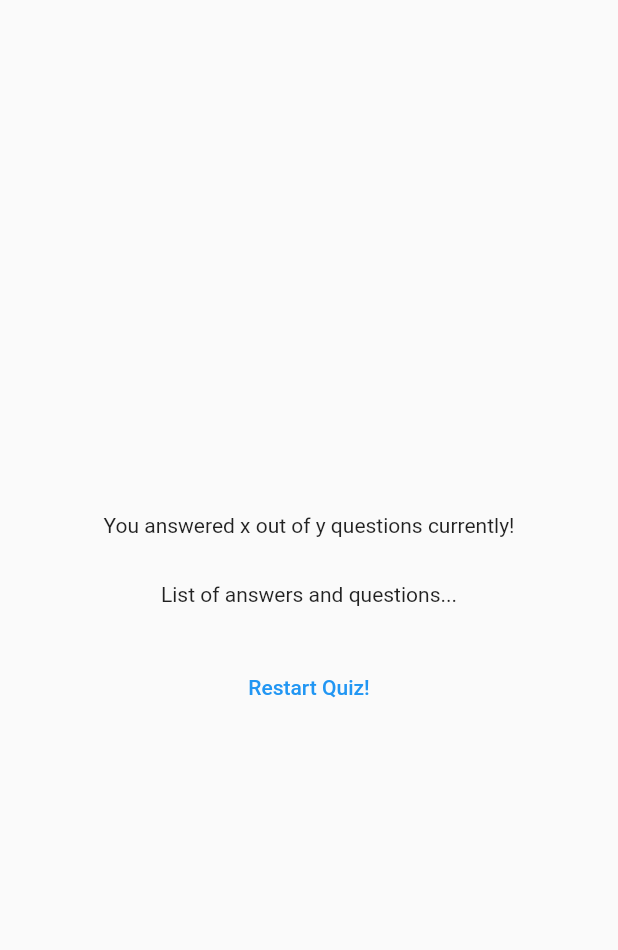
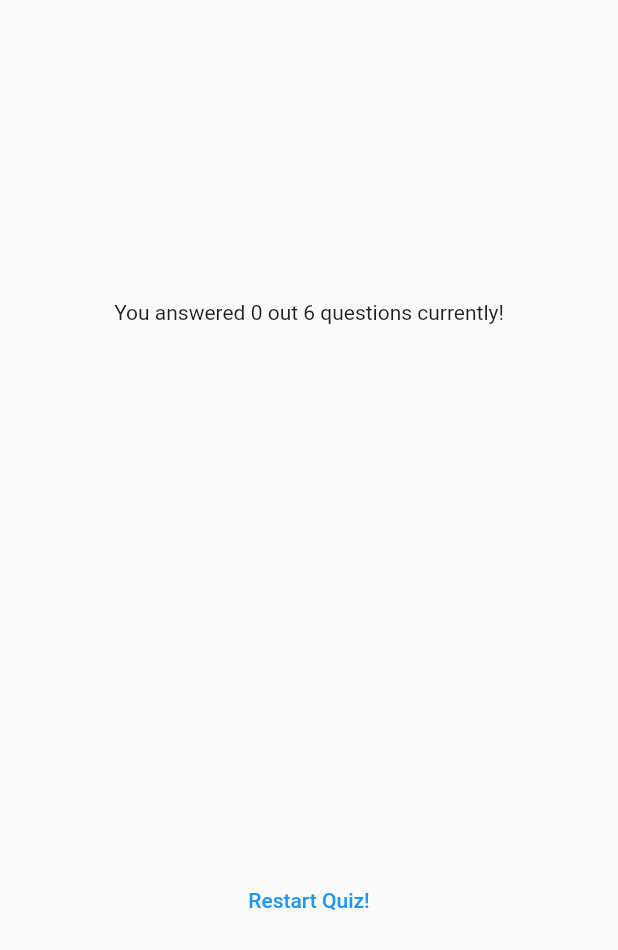
Before and after one commit to rutvikgajjardev/quiz_app, a Flutter app: the ResultsScreen widget shown alone on an empty page, opened directly with empty values, on a phone screen of 412 x 824 dp. Shown: the top 950 px of the screen. Run offline on Flutter 3.47's test engine with Material 2 defaults, Android fonts, the phone set to English and light mode, and no system bars; our stand-ins replace google_fonts.

Commit message:
files updated

```diff
--- a/lib/quiz.dart
+++ b/lib/quiz.dart
@@ -5,6 +5,8 @@ import 'package:quiz_app/result_screen.dart';
 import 'package:quiz_app/start_screen.dart';
 
 class Quiz extends StatefulWidget {
+  const Quiz({super.key});
+
   @override
   State<Quiz> createState() => _QuizState();
 }
@@ -23,7 +25,7 @@ class _QuizState extends State<Quiz> {
 
     if (selectedAnswers.length == questions.length) {
       setState(() {
-        selectedAnswers = [];
+        // selectedAnswers = [];
         activeScreen = 'results-screen';
       });
     }
--- a/lib/result_screen.dart
+++ b/lib/result_screen.dart
@@ -1,12 +1,39 @@
+import 'package:flutter/foundation.dart';
 import 'package:flutter/material.dart';
+import 'package:quiz_app/data/questions.dart';
+import 'package:quiz_app/models/question_summary.dart';
 
 class ResultsScreen extends StatelessWidget {
-  const ResultsScreen({super.key, required this.chosenAnswers});
+  const ResultsScreen({
+    super.key,
+    required this.chosenAnswers,
+  });
 
   final List<String> chosenAnswers;
 
+  List<Map<String, Object>> getSummaryData() {
+    final List<Map<String, Object>> summary = [];
+
+    for (var i = 0; i < chosenAnswers.length; i++) {
+      summary.add({
+        'question_index': i,
+        'question': questions[i].text,
+        'currect_answer': questions[i].answers[0],
+        'user_answer': chosenAnswers[i],
+      });
+    }
+
+    return summary;
+  }
+
   @override
   Widget build(context) {
+    final summaryData = getSummaryData();
+    final numTotalQuestions = questions.length;
+    final numCurrectQuestions = summaryData.where((data) {
+      return data['user_answer'] == data['correct_answer'];
+    }).length;
+
     return SizedBox(
       width: double.infinity,
       child: Container(
@@ -14,10 +41,16 @@ class ResultsScreen extends StatelessWidget {
         child: Column(
           mainAxisAlignment: MainAxisAlignment.center,
           children: [
-            const Text('You answered x out of y questions currently!'),
-            const SizedBox(height: 30),
-            const Text('List of answers and questions...'),
-            const SizedBox(height: 30),
+            Text(
+              'You answered $numCurrectQuestions out $numTotalQuestions questions currently!',
+            ),
+            const SizedBox(
+              height: 30,
+            ),
+            QuestionSummary(summaryData),
+            const SizedBox(
+              height: 30,
+            ),
             TextButton(
               onPressed: () {},
               child: const Text('Restart Quiz!'),
```
Also changed, not shown: lib/models/question_summary.dart (added, +34 -0 lines).
